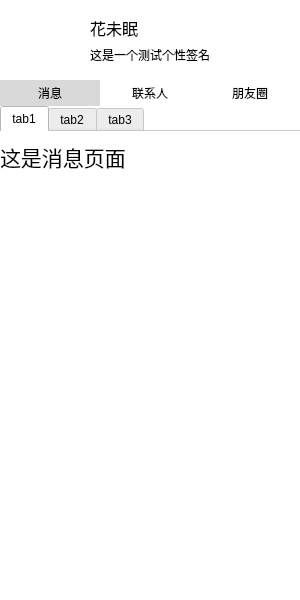
linhaojun857/cooper-im-client, file view/MainWidget.ui: the form before one commit.
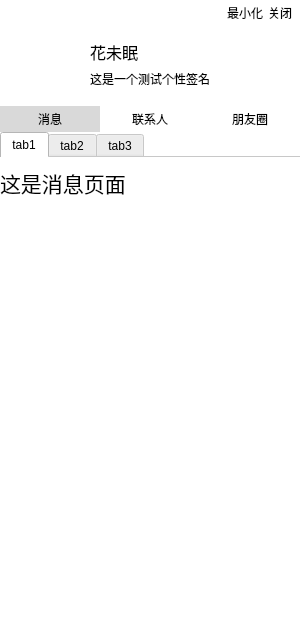
The form after the commit. Icons and pictures are not drawn.

```diff
--- a/view/MainWidget.ui
+++ b/view/MainWidget.ui
@@ -7,7 +7,7 @@
     <x>0</x>
     <y>0</y>
     <width>300</width>
-    <height>600</height>
+    <height>635</height>
    </rect>
   </property>
   <property name="windowTitle">
@@ -17,7 +17,7 @@
    <property name="geometry">
     <rect>
      <x>0</x>
-     <y>0</y>
+     <y>26</y>
      <width>300</width>
      <height>80</height>
     </rect>
@@ -29,7 +29,7 @@
     <property name="geometry">
      <rect>
       <x>20</x>
-      <y>15</y>
+      <y>13</y>
       <width>50</width>
       <height>50</height>
      </rect>
@@ -60,7 +60,7 @@
     <property name="geometry">
      <rect>
       <x>90</x>
-      <y>15</y>
+      <y>13</y>
       <width>150</width>
       <height>25</height>
      </rect>
@@ -78,7 +78,7 @@
     <property name="geometry">
      <rect>
       <x>90</x>
-      <y>45</y>
+      <y>43</y>
       <width>150</width>
       <height>20</height>
      </rect>
@@ -92,7 +92,7 @@
    <property name="geometry">
     <rect>
      <x>0</x>
-     <y>80</y>
+     <y>106</y>
      <width>300</width>
      <height>26</height>
     </rect>
@@ -164,9 +164,9 @@
    <property name="geometry">
     <rect>
      <x>0</x>
-     <y>106</y>
+     <y>132</y>
      <width>300</width>
-     <height>494</height>
+     <height>503</height>
     </rect>
    </property>
    <property name="styleSheet">
@@ -233,6 +233,65 @@
     </widget>
    </widget>
   </widget>
+  <widget class="QWidget" name="m_headerWidget" native="true">
+   <property name="geometry">
+    <rect>
+     <x>0</x>
+     <y>0</y>
+     <width>300</width>
+     <height>26</height>
+    </rect>
+   </property>
+   <property name="styleSheet">
+    <string notr="true">border: 0px;
+background-color: #ffffff;</string>
+   </property>
+   <widget class="QLabel" name="m_iconLabel">
+    <property name="geometry">
+     <rect>
+      <x>4</x>
+      <y>4</y>
+      <width>18</width>
+      <height>18</height>
+     </rect>
+    </property>
+    <property name="text">
+     <string/>
+    </property>
+    <property name="pixmap">
+     <pixmap resource="../res/res.qrc">:/img/logo.ico</pixmap>
+    </property>
+    <property name="scaledContents">
+     <bool>true</bool>
+    </property>
+   </widget>
+   <widget class="QPushButton" name="m_closePushButton">
+    <property name="geometry">
+     <rect>
+      <x>265</x>
+      <y>0</y>
+      <width>30</width>
+      <height>26</height>
+     </rect>
+    </property>
+    <property name="text">
+     <string>关闭</string>
+    </property>
+   </widget>
+   <widget class="QPushButton" name="m_minimizePushButton">
+    <property name="geometry">
+     <rect>
+      <x>225</x>
+      <y>0</y>
+      <width>40</width>
+      <height>26</height>
+     </rect>
+    </property>
+    <property name="text">
+     <string>最小化</string>
+    </property>
+   </widget>
+  </widget>
  </widget>
  <resources>
   <include location="../res/res.qrc"/>
```
